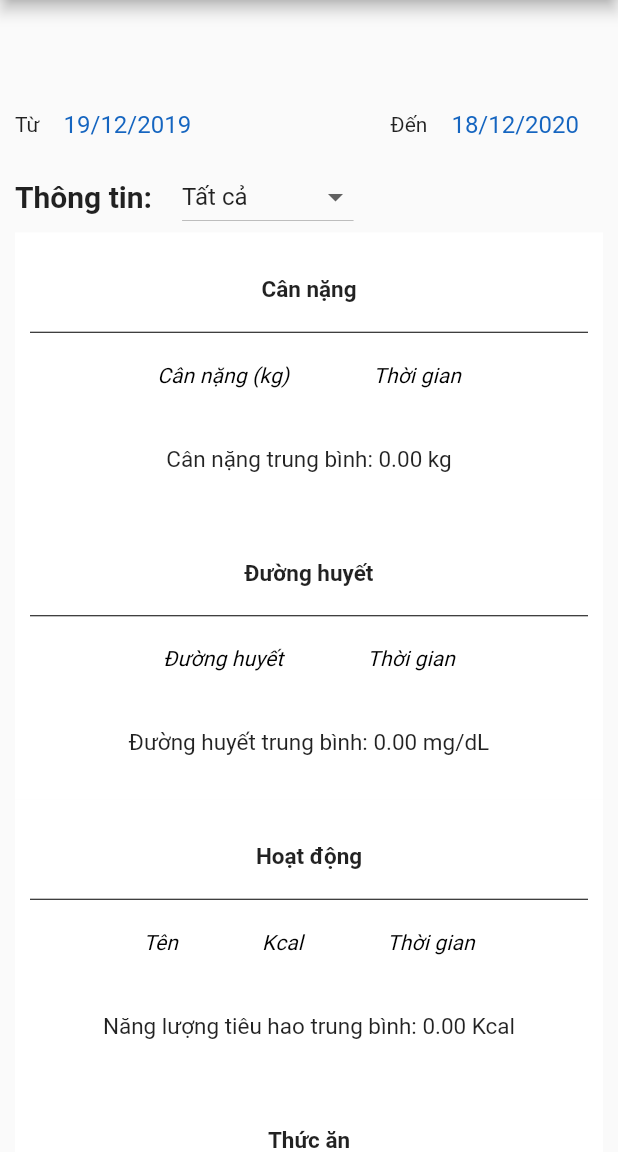
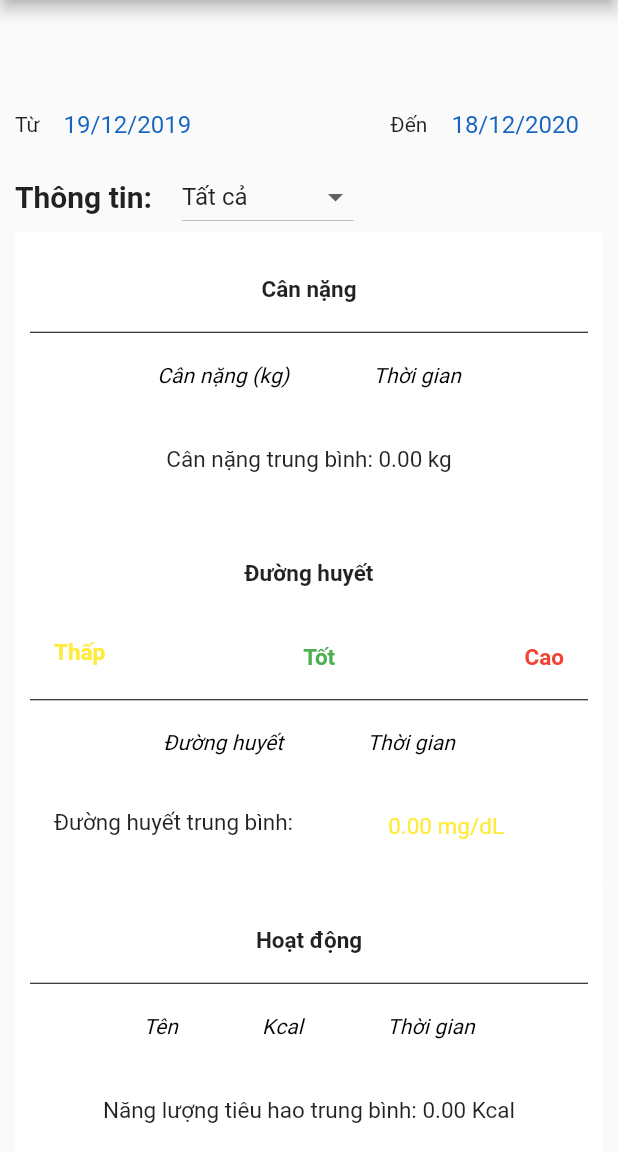
Before and after one commit to conghauto/App-Diabetes, a Flutter app: the ReportScreen screen opened by its route, on a phone screen of 412 x 824 dp, the part 84-1236 px from its top. Run offline on Flutter 3.47's test engine with Material 2 defaults, Android fonts, the phone set to English and light mode, and no system bars; our stand-ins replace charts_flutter, connectivity, firebase_auth, firebase_core, firebase_storage, flutter_datetime_picker and 13 more; missing offline and left inert: flutter_facebook_login, flutter_full_pdf_viewer; accounts and stored records are empty; network calls fail; Roboto replaces fonts that are missing (RobotoMono); statements that could not run were skipped; project files that could hold a hidden picture were left out.

Commit message:
categorize the blood glucoso

```diff
--- a/lib/constants.dart
+++ b/lib/constants.dart
@@ -42,7 +42,7 @@
 const String kUsernameNullError = "Bạn chưa điền tên đăng nhập";
 const String kIndexGlycemicNullError = "Bạn chưa nhập chỉ số đường huyết";
 const String kShortUsername = "Tên đăng nhập không hợp lệ";
-const String ip = "http://10.45.131.0:8080";
+const String ip = "https://dpsgdiabetes.000webhostapp.com";
 
 final otpInputDecoration = InputDecoration(
   contentPadding:
--- a/lib/screens/chart/report_screen.dart
+++ b/lib/screens/chart/report_screen.dart
@@ -17,6 +17,7 @@
 import 'package:intl/intl.dart';
 import 'package:http/http.dart' as http;
 import 'package:pdf/pdf.dart';
+import 'package:percent_indicator/percent_indicator.dart';
 import '../../constants.dart';
 import '../../user_current.dart';
 import 'package:pdf/widgets.dart' as pdfLib;
@@ -734,6 +735,35 @@
                         textAlign: TextAlign.center,
                       ),
                     ),
+                    ListTile(
+                      leading: Text(
+                        "Thấp",
+                        style: TextStyle(
+                            fontSize: 15,
+                            fontWeight: FontWeight.bold,
+                            color: Colors.yellow
+                        ),
+                        textAlign: TextAlign.center,
+                      ),
+                      title: Text(
+                        "Tốt",
+                        style: TextStyle(
+                            fontSize: 15,
+                            fontWeight: FontWeight.bold,
+                            color: Colors.green
+                        ),
+                        textAlign: TextAlign.center,
+                      ),
+                      trailing: Text(
+                        "Cao",
+                        style: TextStyle(
+                            fontSize: 15,
+                            fontWeight: FontWeight.bold,
+                            color: Colors.red
+                        ),
+                        textAlign: TextAlign.center,
+                      ),
+                    ),
                     Divider(
                       height: 1,
                       color: Colors.black,
@@ -756,17 +786,29 @@
                         rows: listGlycemicsTable.map(
                                 (e) => DataRow(
                                 cells: <DataCell>[
-                                  DataCell(Text(e.indexG + " mg/dL")),
+                                  DataCell(
+                                      Text(e.indexG + " mg/dL", style: TextStyle(
+                                        color: (double.tryParse(e.indexG) < 70) ? Colors.yellow : (double.tryParse(e.indexG) > 180) ? Colors.red : Colors.green
+                                      ),
+                                      )
+                                  ),
                                   DataCell(Text(dateFormat.format(e.measureTime))),
                                 ]
                             )
                         ).toList()
                     ),
                     ListTile(
-                      title: Text(
-                        "Đường huyết trung bình: ${averageGlycemic.toStringAsFixed(2)} mg/dL",
+                      leading: Text(
+                        "Đường huyết trung bình: ",
                         style: TextStyle(
                           fontSize: 15,
+                        ),
+                      ),
+                      title: Text(
+                        " ${averageGlycemic.toStringAsFixed(2)} mg/dL",
+                        style: TextStyle(
+                          fontSize: 15,
+                            color: (averageGlycemic < 70) ? Colors.yellow : (averageGlycemic > 180) ? Colors.red : Colors.green
                         ),
                         textAlign: TextAlign.center,
                       ),
```
